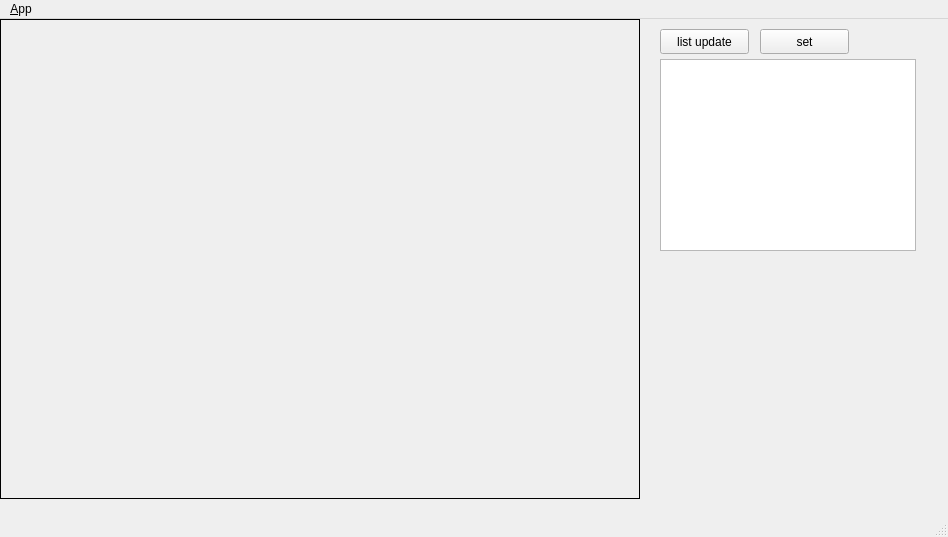
Qt form ui/main_window.ui (YeongJunKim/ros_qt_basic_image_view) before a commit.
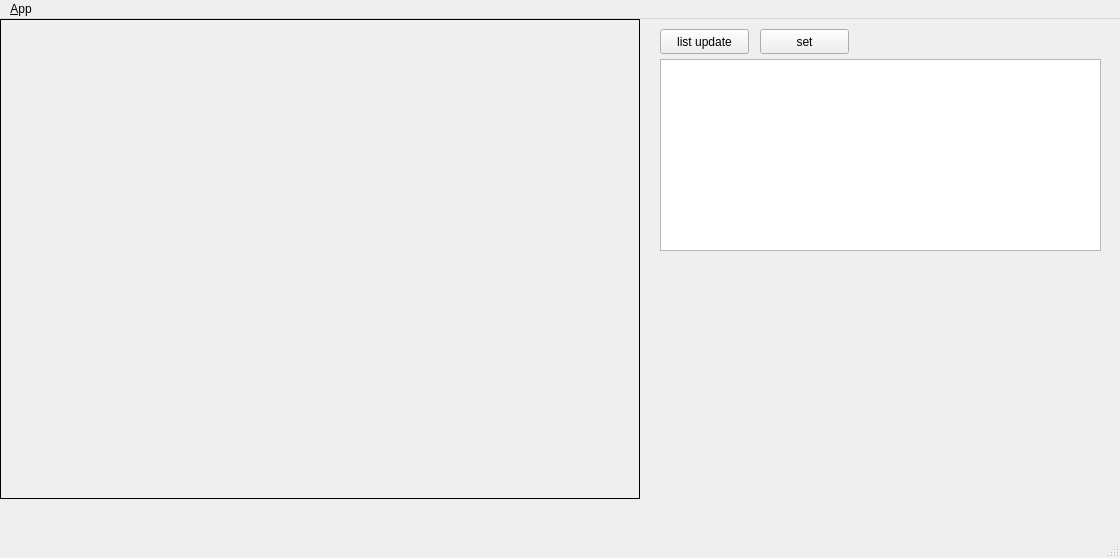
The same form after that commit. Icons and pictures are not drawn.

The edit to the form file:
```diff
--- a/ui/main_window.ui
+++ b/ui/main_window.ui
@@ -6,8 +6,8 @@
    <rect>
     <x>0</x>
     <y>0</y>
-    <width>948</width>
-    <height>537</height>
+    <width>1120</width>
+    <height>558</height>
    </rect>
   </property>
   <property name="windowTitle">
@@ -42,7 +42,7 @@
      <rect>
       <x>660</x>
       <y>40</y>
-      <width>256</width>
+      <width>441</width>
       <height>192</height>
      </rect>
     </property>
@@ -79,7 +79,7 @@
     <rect>
      <x>0</x>
      <y>0</y>
-     <width>948</width>
+     <width>1120</width>
      <height>22</height>
     </rect>
    </property>
```
